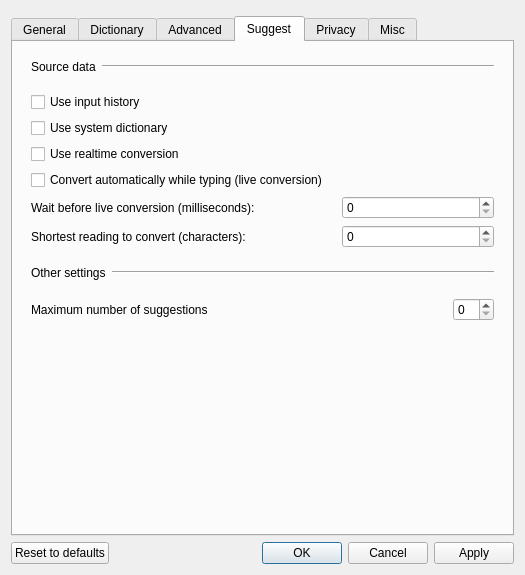
The window that src/gui/config_dialog/config_dialog.ui (meltin/nagi) describes before a commit, drawn with Qt 5.
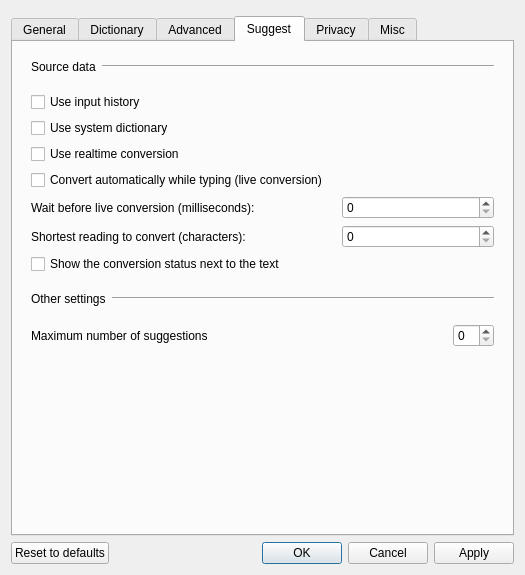
The same window after the commit. The open tabs and pages were chosen to show the change. Custom widgets are drawn as their Qt base class.

Commit message: feat(mac): show the conversion status next to the composition

```diff
--- a/src/gui/config_dialog/config_dialog.ui
+++ b/src/gui/config_dialog/config_dialog.ui
@@ -977,6 +977,13 @@
             <item row="5" column="2">
              <widget class="QSpinBox" name="liveConversionMinKeyLengthSpinBox"/>
             </item>
+            <item row="6" column="0" colspan="3">
+             <widget class="QCheckBox" name="conversionStatusIndicatorCheckBox">
+              <property name="text">
+               <string>Show the conversion status next to the text</string>
+              </property>
+             </widget>
+            </item>
            </layout>
           </widget>
          </item>
```
The commit also changes 12 other files.
